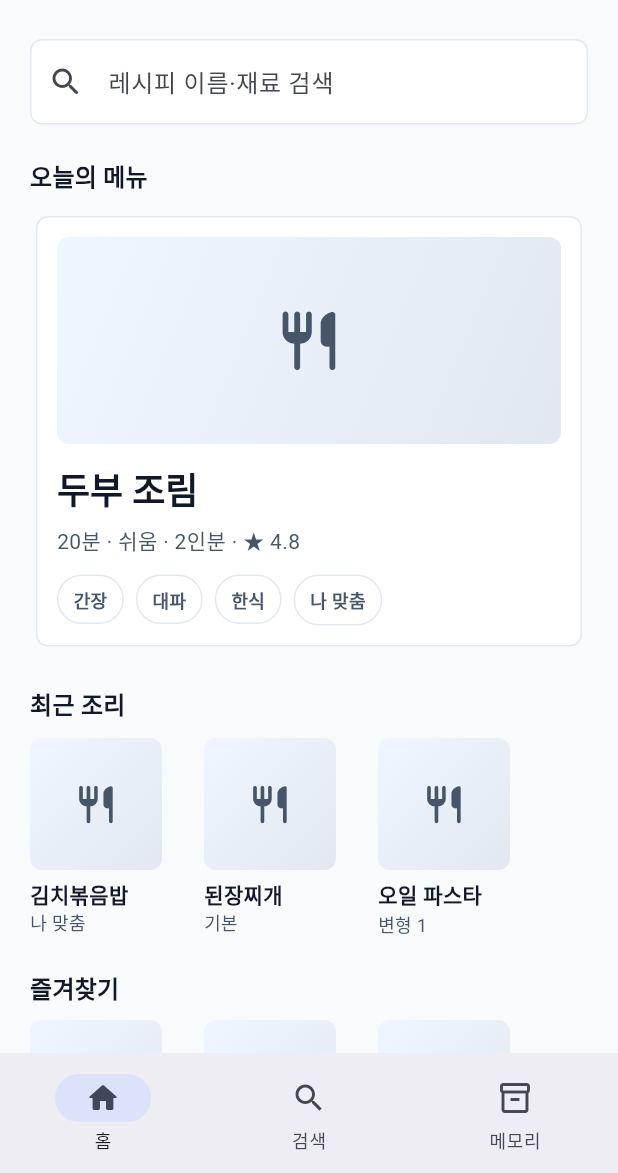
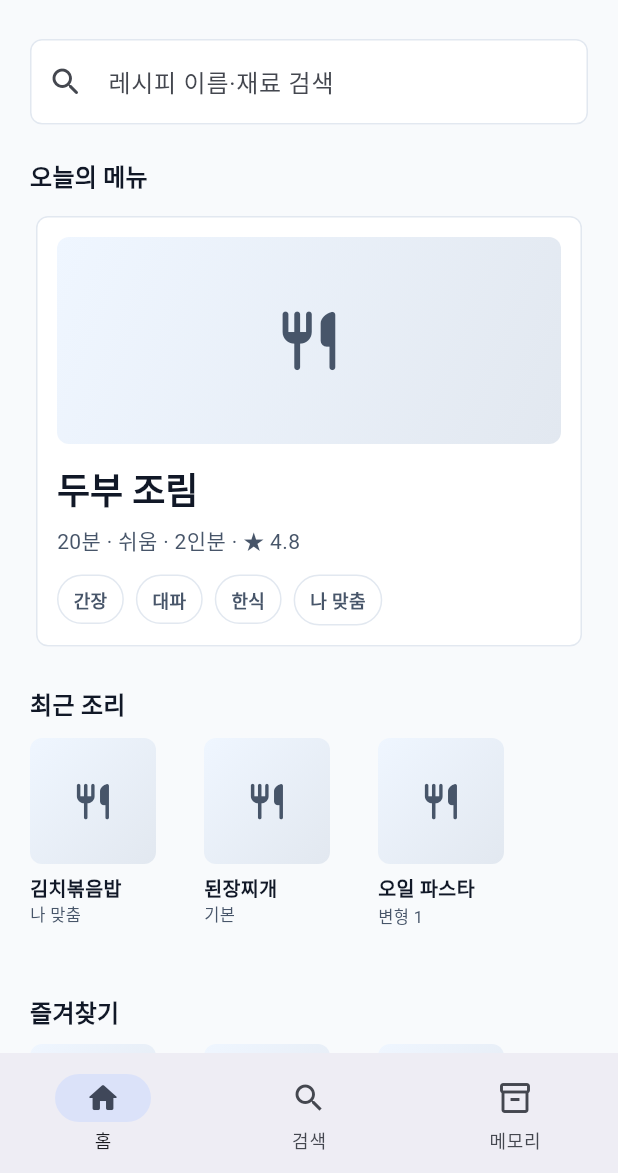
Before and after one commit to Cook-Pilot/frontend, a Flutter app: the MainShell screen opened directly, on a phone screen of 412 x 824 dp, the part 63-1236 px from its top. Run offline on Flutter 3.47's test engine with Material 3 defaults, Android fonts, the phone set to English and light mode, and no system bars.

Commit message:
fix : 홈 레시피 카드 텍스트 overflow 수정

```diff
--- a/lib/features/mvp/main_shell.dart
+++ b/lib/features/mvp/main_shell.dart
@@ -228,7 +228,7 @@ class _HorizontalRecipeList extends StatelessWidget {
   @override
   Widget build(BuildContext context) {
     return SizedBox(
-      height: 132,
+      height: 148,
       child: ListView.separated(
         scrollDirection: Axis.horizontal,
         itemBuilder: (context, index) {
@@ -240,24 +240,37 @@ class _HorizontalRecipeList extends StatelessWidget {
               child: Column(
                 crossAxisAlignment: CrossAxisAlignment.start,
                 children: [
-                  const FoodPreview(size: 88),
-                  const SizedBox(height: 6),
+                  const FoodPreview(size: 84),
+                  const SizedBox(height: 8),
+                  SizedBox(
+                    height: 40,
+                    child: Column(
+                      crossAxisAlignment: CrossAxisAlignment.start,
+                      mainAxisAlignment: MainAxisAlignment.start,
+                      children: [
                         Text(
                           items[index],
                           maxLines: 1,
                           overflow: TextOverflow.ellipsis,
                           style: const TextStyle(
                             color: AppColors.ink,
+                            fontSize: 13,
                             fontWeight: FontWeight.w800,
+                            height: 1.2,
                           ),
                         ),
+                        const SizedBox(height: 3),
                         Text(
                           labels[index],
                           maxLines: 1,
                           overflow: TextOverflow.ellipsis,
                           style: const TextStyle(
                             color: AppColors.slate,
-                      fontSize: 12,
+                            fontSize: 11,
+                            height: 1.2,
+                          ),
+                        ),
+                      ],
                     ),
                   ),
                 ],
```
Lines whose indentation alone changed are shown as unchanged.
